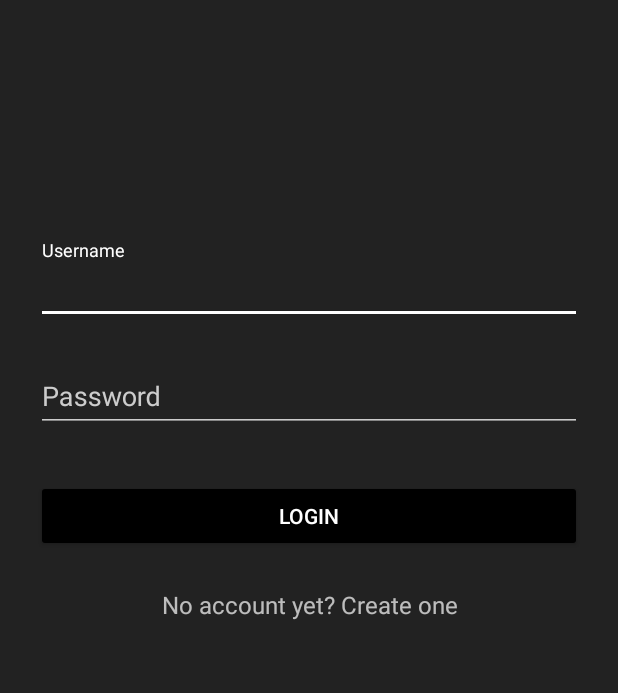
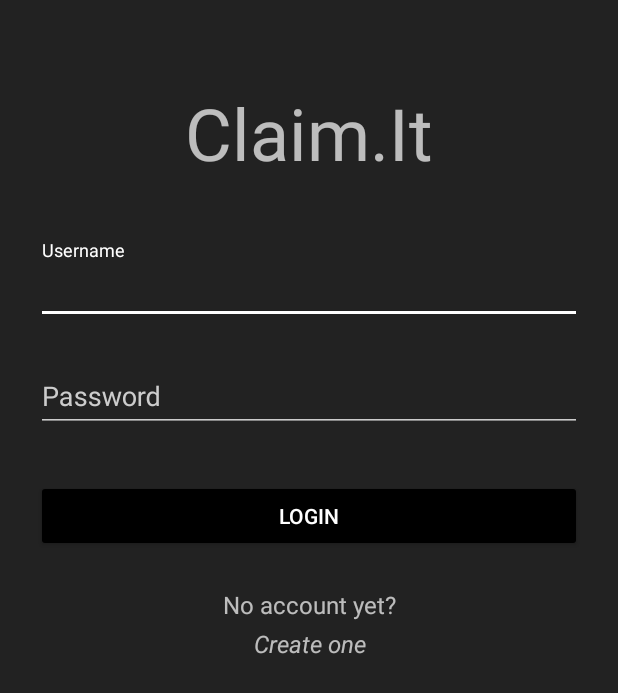
Before and after one commit to aagarwal1012/Claim-It, an Android app: the screen it shows after launch (LoginActivity), on a phone screen of 412 x 824 dp. Shown: the top 693 px of the screen. Run offline under Robolectric (Android 15) with nearby library versions, the phone set to English and light mode, and no system bars.

Commit message:
minor changes

```diff
--- a/ClaimItApp/app/src/main/res/layout/activity_login.xml
+++ b/ClaimItApp/app/src/main/res/layout/activity_login.xml
@@ -12,10 +12,12 @@
         android:paddingLeft="24dp"
         android:paddingRight="24dp">
 
-        <ImageView
+        <TextView
+            android:text="Claim.It"
             android:layout_width="wrap_content"
             android:layout_height="72dp"
             android:layout_marginBottom="24dp"
+            android:textSize="48dp"
             android:layout_gravity="center_horizontal" />
 
         <!--  Email Label -->
@@ -53,11 +55,20 @@
             android:padding="12dp"
             android:text="Login"/>
 
+        <TextView android:id="@+id/link_signup1"
+            android:layout_width="fill_parent"
+            android:layout_height="wrap_content"
+            android:layout_marginBottom="4dp"
+            android:text="No account yet?"
+            android:gravity="center"
+            android:textSize="16dip"/>
+
         <TextView android:id="@+id/link_signup"
             android:layout_width="fill_parent"
             android:layout_height="wrap_content"
             android:layout_marginBottom="24dp"
-            android:text="No account yet? Create one"
+            android:textStyle="italic"
+            android:text="Create one"
             android:gravity="center"
             android:textSize="16dip"/>
 
```
Also changed, not shown: ClaimItApp/app/src/main/res/layout/activity_signup.xml (+13 -2 lines).
